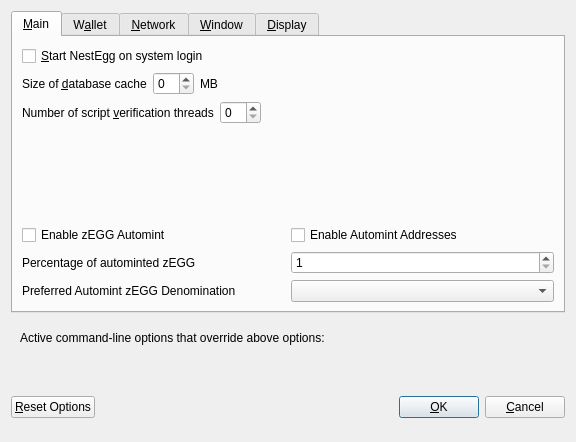
The window that src/qt/forms/optionsdialog.ui (KingricharVD/NestEGG) describes before a commit, drawn with Qt 5.
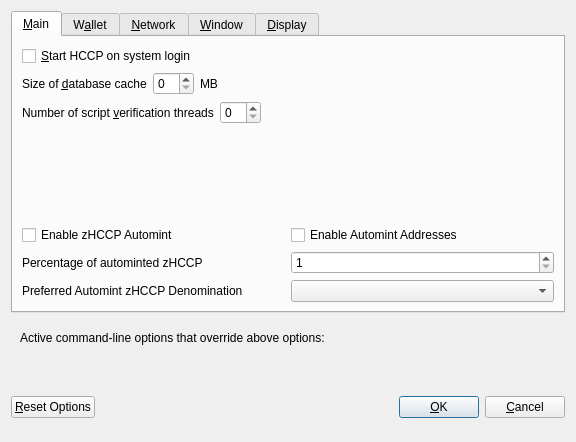
The same window after the commit. Custom widgets are drawn as their Qt base class.

Diff of the .ui file:
```diff
--- a/src/qt/forms/optionsdialog.ui
+++ b/src/qt/forms/optionsdialog.ui
@@ -33,7 +33,7 @@
           <string>Automatically start NestEgg after logging in to the system.</string>
          </property>
          <property name="text">
-          <string>&amp;Start NestEgg on system login</string>
+          <string>&amp;Start HCCP on system login</string>
          </property>
         </widget>
        </item>
@@ -147,7 +147,7 @@
                <enum>Qt::LeftToRight</enum>
               </property>
               <property name="text">
-               <string>Enable zEGG Automint</string>
+               <string>Enable zHCCP Automint</string>
               </property>
              </widget>
             </item>
@@ -174,7 +174,7 @@
                <string>Percentage of incoming EGG which get automatically converted to zEGG via Zerocoin Protocol (min: 10%)</string>
               </property>
               <property name="text">
-               <string>Percentage of autominted zEGG</string>
+               <string>Percentage of autominted zHCCP</string>
               </property>
              </widget>
             </item>
@@ -207,7 +207,7 @@
                <string>Wait with automatic conversion to Zerocoin until enough EGG for this denomination is available</string>
               </property>
               <property name="text">
-               <string>Preferred Automint zEGG Denomination</string>
+               <string>Preferred Automint zHCCP Denomination</string>
               </property>
              </widget>
             </item>
```
Left out of the diff: 20 changed lines with no effect on the pictures.
